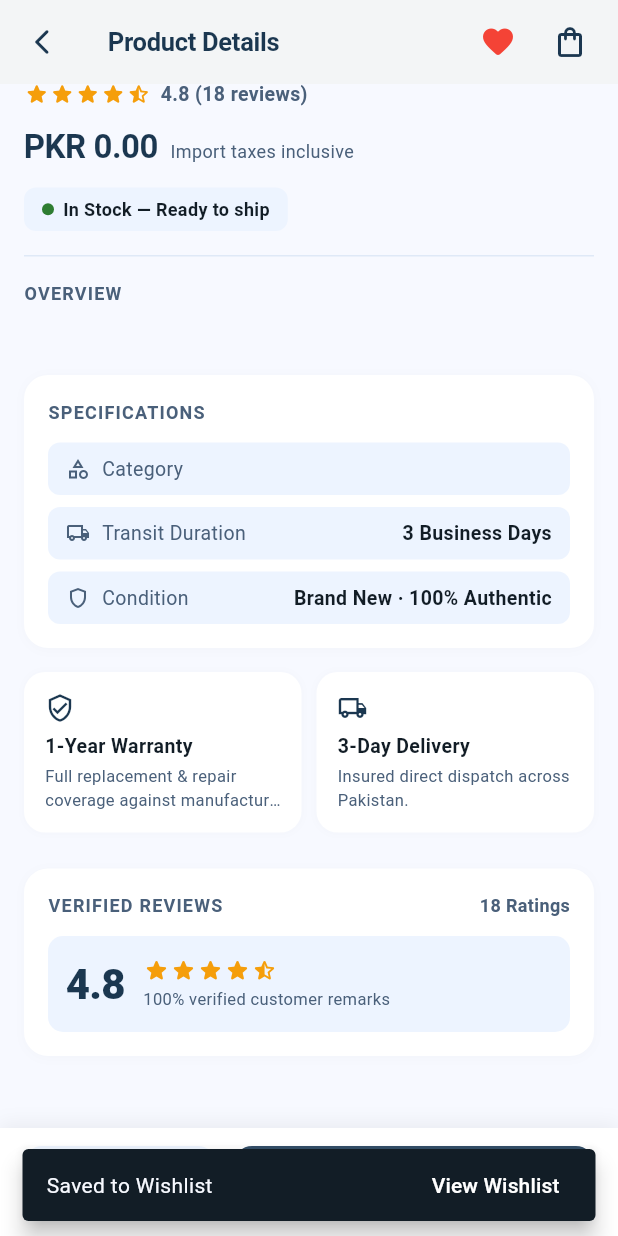
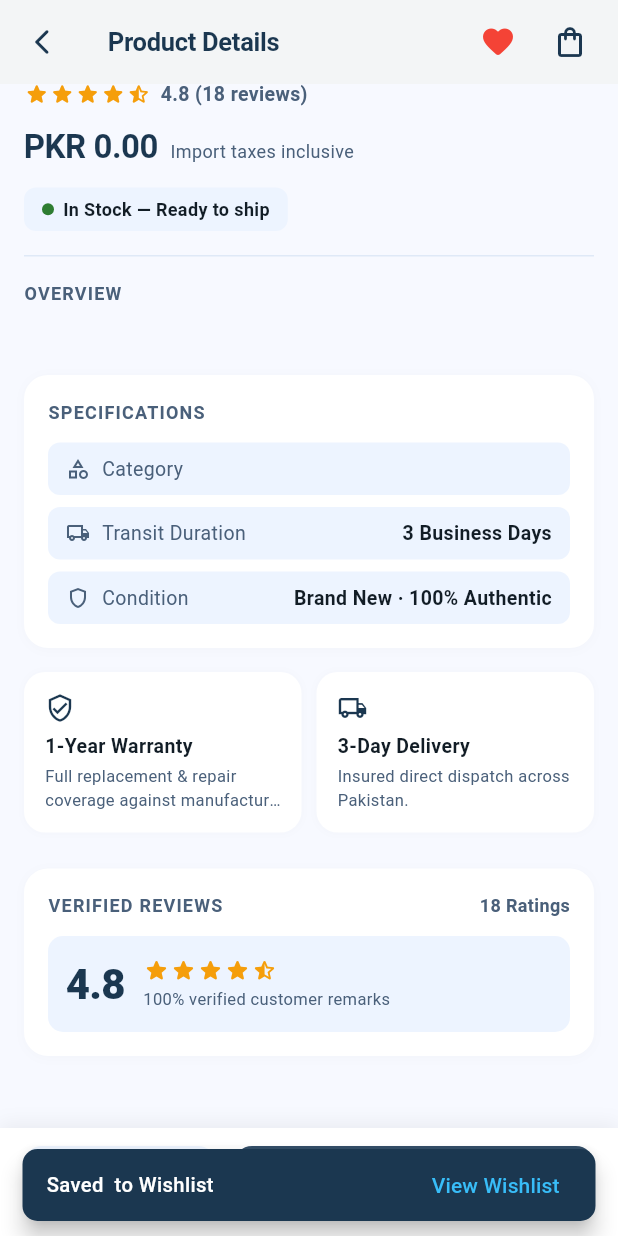
Before and after one commit to mudasirunar/Shopping-App-Flutter, a Flutter app: the ProductDetailsScreen screen opened directly with empty values, scrolled down 480 dp, after a tap on the "favorite outline" icon, on a phone screen of 412 x 824 dp. Run offline on Flutter 3.47's test engine with Material 3 defaults, Android fonts, the phone set to English and light mode, and no system bars; our stand-ins replace cloud_firestore, firebase_auth, firebase_core, shared_preferences; accounts and stored records are empty.

Commit message:
fix(ui): unify snackbars with instant queue clearing, proper auto-dismissal, and error-free navigation actions

```diff
--- /dev/null
+++ b/shopping_app/lib/core/utils/app_snackbar.dart
@@ -0,0 +1,67 @@
+import 'package:flutter/material.dart';
+import '../theme/app_theme.dart';
+
+/// Centralized SnackBar manager that guarantees snappy, non-blocking user feedback.
+/// Immediately clears any queued or animating snackbars so new actions feel instant.
+class AppSnackBar {
+  /// Shows a floating SnackBar.
+  /// If [actionLabel] and [onAction] are provided, the SnackBar stays visible
+  /// for [effectiveDuration] (default 3.2s) to allow comfortable interaction without gesture collisions.
+  /// Otherwise, standard feedback dismisses quickly (default 1.6s).
+  static void show(
+    BuildContext context, {
+    required String message,
+    String? actionLabel,
+    VoidCallback? onAction,
+    Duration? duration,
+    Color? backgroundColor,
+    Color? actionTextColor,
+    bool isError = false,
+  }) {
+    if (!context.mounted) return;
+    final messenger = ScaffoldMessenger.of(context);
+
+    // Instantly terminate any currently visible or queued snackbars
+    messenger.clearSnackBars();
+
+    final effectiveDuration = duration ??
+        (actionLabel != null && onAction != null
+            ? const Duration(milliseconds: 3200)
+            : const Duration(milliseconds: 1600));
+
+    final effectiveBg = backgroundColor ?? (isError ? AppTheme.error : AppTheme.primary);
+
+    messenger.showSnackBar(
+      SnackBar(
+        persist: false,
+        content: Text(
+          message,
+          style: const TextStyle(
+            fontSize: 13.5,
+            fontWeight: FontWeight.w500,
+            color: Colors.white,
+          ),
+        ),
+        duration: effectiveDuration,
+        behavior: SnackBarBehavior.floating,
+        backgroundColor: effectiveBg,
+        shape: RoundedRectangleBorder(
+          borderRadius: BorderRadius.circular(10),
+        ),
+        action: actionLabel != null && onAction != null
+            ? SnackBarAction(
+                label: actionLabel,
+                textColor: actionTextColor ?? const Color(0xFF38BDF8),
+                onPressed: () {
+                  try {
+                    onAction();
+                  } catch (e) {
+                    debugPrint('AppSnackBar onAction error: $e');
+                  }
+                },
+              )
+            : null,
+      ),
+    );
+  }
+}
--- a/shopping_app/lib/views/details/product_details_screen.dart
+++ b/shopping_app/lib/views/details/product_details_screen.dart
@@ -8,6 +8,7 @@ import '../../providers/wishlist_provider.dart';
 import '../../widgets/app_network_image.dart';
 import '../cart/cart_screen.dart';
 import '../wishlist/wishlist_screen.dart';
+import '../../core/utils/app_snackbar.dart';
 
 class ProductDetailsScreen extends StatefulWidget {
   final Product product;
@@ -63,16 +64,20 @@ class _ProductDetailsScreenState extends State<ProductDetailsScreen> {
               color: isFavorite ? Colors.red : AppTheme.secondary,
             ),
             onPressed: () {
+              final wasFavorite = isFavorite;
               wishlist.toggleFavorite(product);
-              ScaffoldMessenger.of(context).showSnackBar(
-                SnackBar(
-                  content: Text(isFavorite ? 'Removed from Wishlist' : 'Saved to Wishlist'),
-                  duration: const Duration(milliseconds: 1200),
-                  behavior: SnackBarBehavior.floating,
-                  action: SnackBarAction(
-                    label: 'View Wishlist',
-                    textColor: Colors.white,
-                    onPressed: () {
+              if (wasFavorite) {
+                AppSnackBar.show(
+                  context,
+                  message: 'Removed ${product.name} from Wishlist',
+                );
+              } else {
+                AppSnackBar.show(
+                  context,
+                  message: 'Saved ${product.name} to Wishlist',
+                  actionLabel: 'View Wishlist',
+                  onAction: () {
+                    if (!context.mounted) return;
                     Navigator.push(
                       context,
                       MaterialPageRoute(
@@ -80,9 +85,8 @@ class _ProductDetailsScreenState extends State<ProductDetailsScreen> {
                       ),
                     );
                   },
-                  ),
-                ),
                 );
+              }
             },
           ),
           IconButton(
@@ -588,15 +592,12 @@ class _ProductDetailsScreenState extends State<ProductDetailsScreen> {
                     ? null
                     : () {
                         cart.addItem(product, _quantity);
-                        ScaffoldMessenger.of(context).showSnackBar(
-                          SnackBar(
-                            content: Text('Added $_quantity x ${product.name} to cart'),
-                            duration: const Duration(milliseconds: 1200),
-                            behavior: SnackBarBehavior.floating,
-                            action: SnackBarAction(
-                              label: 'View Cart',
-                              textColor: Colors.white,
-                              onPressed: () {
+                        AppSnackBar.show(
+                          context,
+                          message: 'Added $_quantity x ${product.name} to cart',
+                          actionLabel: 'View Cart',
+                          onAction: () {
+                            if (!context.mounted) return;
                             Navigator.push(
                               context,
                               MaterialPageRoute(
@@ -604,8 +605,6 @@ class _ProductDetailsScreenState extends State<ProductDetailsScreen> {
                               ),
                             );
                           },
-                            ),
-                          ),
                         );
                       },
                 child: Row(
```
Also changed, not shown: shopping_app/lib/views/account/account_screen.dart (+4 -5 lines), shopping_app/lib/views/address/add_edit_address_dialog.dart (+5 -5 lines), shopping_app/lib/views/address/addresses_screen.dart (+5 -5 lines), shopping_app/lib/views/auth/forgot_password_screen.dart (+9 -10 lines), shopping_app/lib/views/auth/otp_verification_screen.dart (+12 -12 lines), shopping_app/lib/views/auth/reset_password_screen.dart (+9 -10 lines), shopping_app/lib/views/auth/sign_in_screen.dart (+5 -5 lines), shopping_app/lib/views/auth/sign_up_screen.dart (+5 -5 lines), shopping_app/lib/views/checkout/checkout_screen.dart (+8 -7 lines), shopping_app/lib/views/wishlist/wishlist_screen.dart (+4 -6 lines), shopping_app/lib/widgets/product_card.dart (+4 -6 lines), 1 other file. Lines whose indentation alone changed are shown as unchanged.
